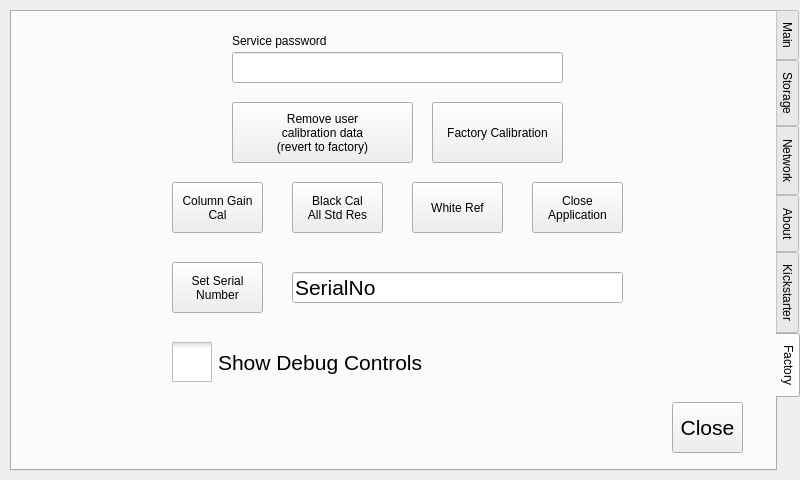
This is src/utilwindow.ui in krontech/chronos-cam-app as Qt 5 draws it before an edit. The edited form follows.
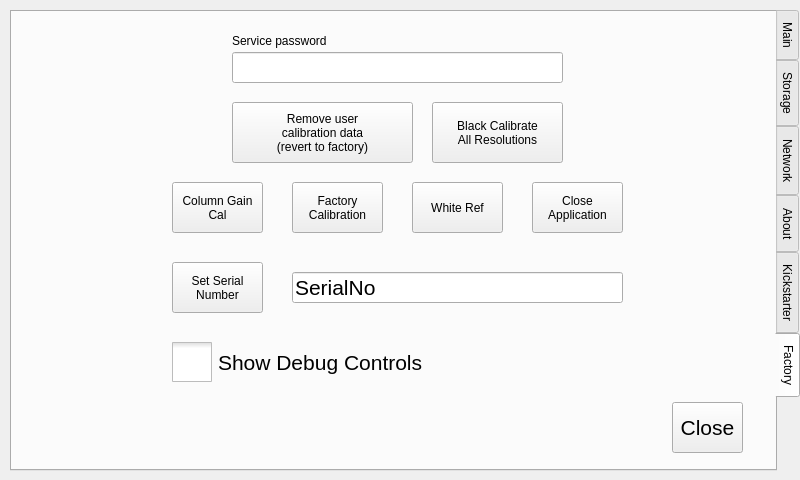
This is the edited form. The open tabs and pages were chosen to show the change. Custom widgets are drawn as their Qt base class.

Commit message:
Make the factory black cal button user visible.
Now that ADC training and gain calibration can be done live, the only
remaining factory calibration is the precomputed black cal. Make the
button visible to allow the user to repeat the factory cal in the field
simply by installing a lens cap.

Patch:
```diff
--- a/src/utilwindow.ui
+++ b/src/utilwindow.ui
@@ -1366,15 +1366,15 @@
     <widget class="QPushButton" name="cmdBlackCalAll">
      <property name="geometry">
       <rect>
-       <x>280</x>
-       <y>170</y>
-       <width>91</width>
-       <height>51</height>
+       <x>420</x>
+       <y>90</y>
+       <width>131</width>
+       <height>61</height>
       </rect>
      </property>
      <property name="text">
-      <string>Black Cal
-All Std Res</string>
+      <string>Black Calibrate
+All Resolutions</string>
      </property>
     </widget>
     <widget class="QPushButton" name="cmdCloseApp">
@@ -1394,17 +1394,18 @@
     <widget class="QPushButton" name="cmdAutoCal">
      <property name="geometry">
       <rect>
-       <x>420</x>
-       <y>90</y>
-       <width>131</width>
-       <height>61</height>
+       <x>280</x>
+       <y>170</y>
+       <width>91</width>
+       <height>51</height>
       </rect>
      </property>
      <property name="focusPolicy">
       <enum>Qt::WheelFocus</enum>
      </property>
      <property name="text">
-      <string>Factory Calibration</string>
+      <string>Factory
+Calibration</string>
      </property>
     </widget>
     <widget class="QPushButton" name="cmdWhiteRef">
```
The commit also changes 2 other files.
